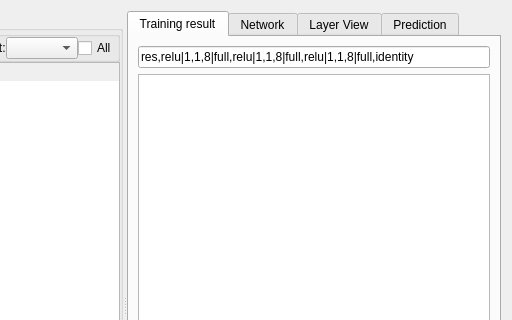
Old version of the form connectometry/nn_connectometry.ui in the repository frankyeh/DSI-Studio; both pictures show x 446 to 958 and y 0 to 320 of the 958 by 609 pixel window.
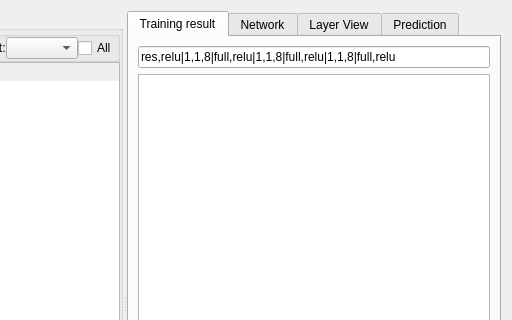
New version of the form. Icons and pictures are not drawn. Custom widgets are drawn as their Qt base class.

```diff
--- a/connectometry/nn_connectometry.ui
+++ b/connectometry/nn_connectometry.ui
@@ -524,7 +524,7 @@
         <item>
          <widget class="QLineEdit" name="network_text">
           <property name="text">
-           <string>res,relu|1,1,8|full,relu|1,1,8|full,relu|1,1,8|full,identity</string>
+           <string>res,relu|1,1,8|full,relu|1,1,8|full,relu|1,1,8|full,relu</string>
           </property>
          </widget>
         </item>
```
